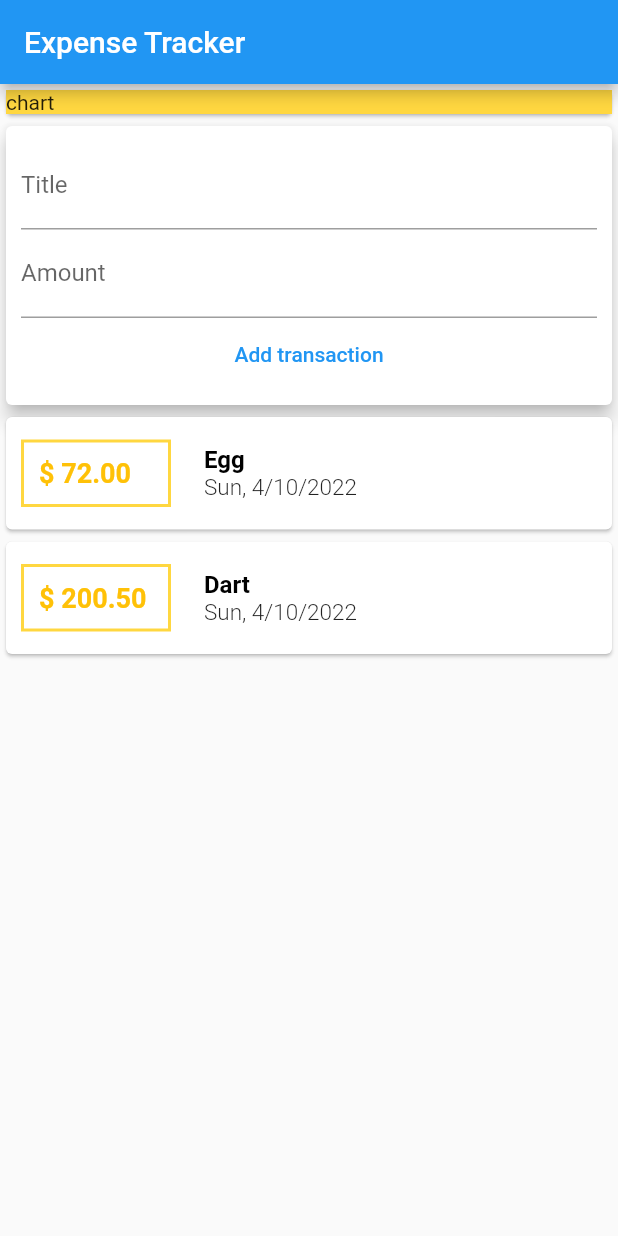
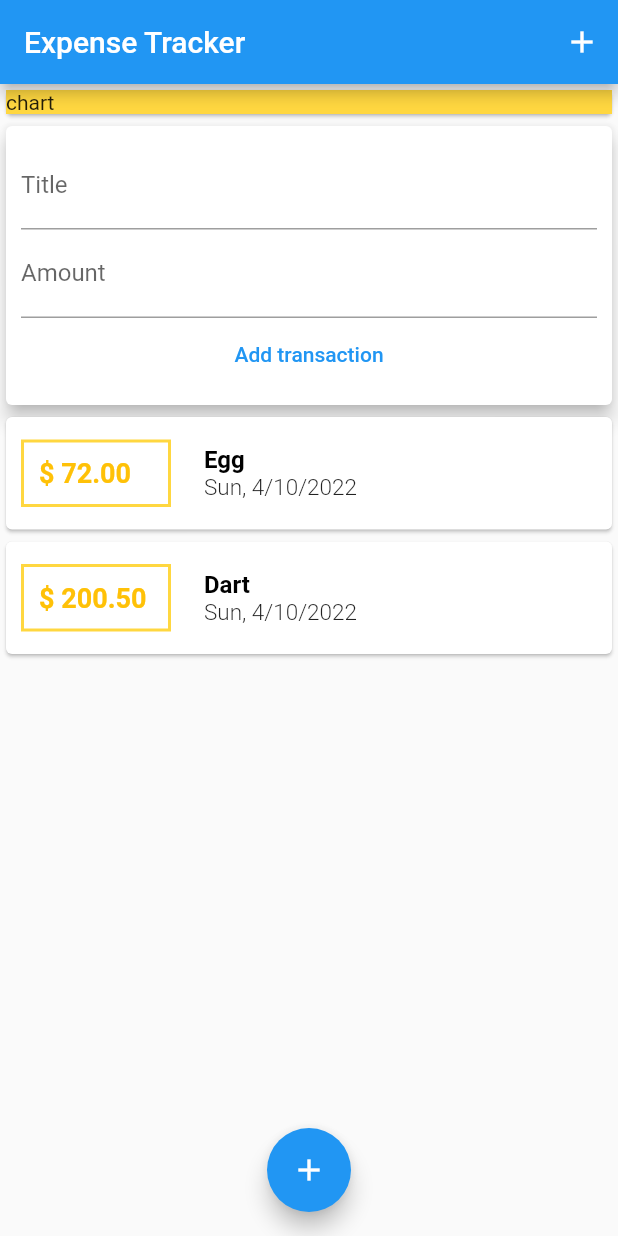
Before and after one commit to Alamin11/ExpenseTracker, a Flutter app: the screen it shows after launch, on a phone screen of 412 x 824 dp. Run offline on Flutter 3.47's test engine with Material 2 defaults, Android fonts, the phone set to English and light mode, and no system bars.

Commit message:
Adding floating action button and action button on the appBar

```diff
--- a/lib/main.dart
+++ b/lib/main.dart
@@ -13,6 +13,7 @@ class MyApp extends StatelessWidget {
   @override
   Widget build(BuildContext context) {
     return MaterialApp(
+      debugShowCheckedModeBanner: false,
       title: titleText,
       home: MyHomePage(),
     );
@@ -35,6 +36,12 @@ class MyHomePage extends StatelessWidget {
     return Scaffold(
       appBar: AppBar(
         title: Text(titleText),
+        actions: [
+          IconButton(
+            onPressed: () {},
+            icon: const Icon(Icons.add),
+          ),
+        ],
       ),
       body: SingleChildScrollView(
         child: Column(
@@ -51,6 +58,12 @@ class MyHomePage extends StatelessWidget {
           ],
         ),
       ),
+      //floatingActionButton: Icon(Icons.add),
+      floatingActionButtonLocation: FloatingActionButtonLocation.centerFloat,
+      floatingActionButton: FloatingActionButton(
+        child: Icon(Icons.add),
+        onPressed: () {},
+      ),
     );
   }
 }
```
